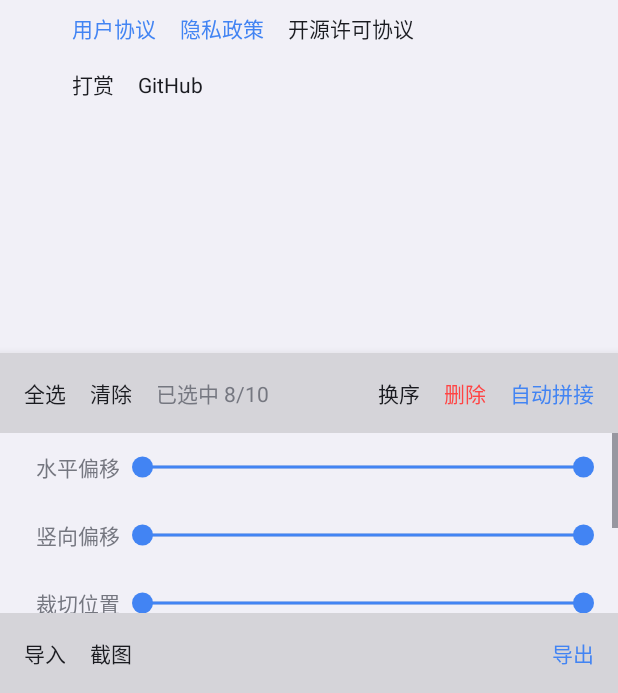
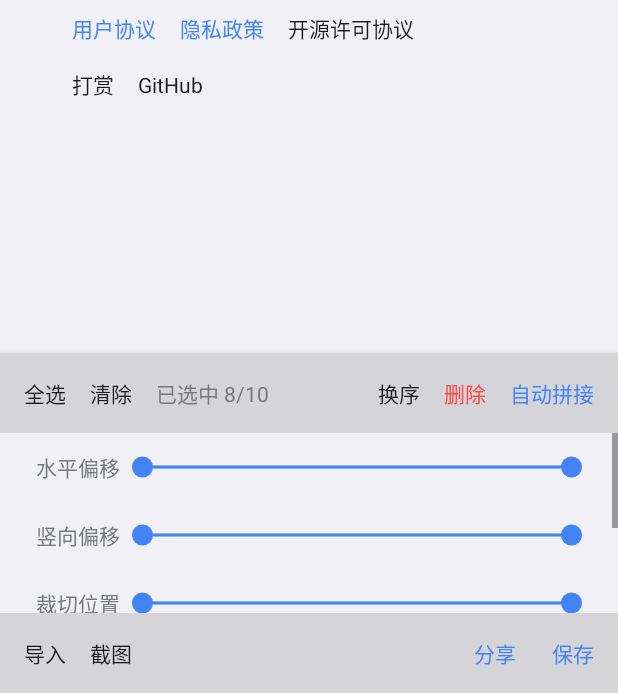
Before and after one commit to ekibun/Stitch, an Android app: the layout activity_edit.xml on its own in the app's theme, with its tools: preview values and no code run, on a phone screen of 412 x 824 dp, the part 543-1236 px from its top. Run offline under Robolectric (Android 15) with nearby library versions, the phone set to English and light mode, and no system bars.

Commit message:
1. Save Stitch Image

```diff
--- a/app/src/main/res/layout/activity_edit.xml
+++ b/app/src/main/res/layout/activity_edit.xml
@@ -105,22 +105,18 @@
         android:orientation="vertical">
 
         <LinearLayout
-            android:id="@+id/panel1"
+            android:id="@+id/panel0"
             android:layout_width="match_parent"
             android:layout_height="wrap_content"
-            android:orientation="vertical">
-
-            <LinearLayout
-                android:layout_width="match_parent"
-                android:layout_height="wrap_content"
-                android:orientation="horizontal"
             android:background="@color/opaque"
-                android:padding="8dp">
+            android:orientation="horizontal">
 
             <TextView
                 android:id="@+id/menu_select_all"
                 android:layout_width="wrap_content"
                 android:layout_height="wrap_content"
+                android:layout_marginVertical="8dp"
+                android:layout_marginStart="8dp"
                 android:background="?android:attr/selectableItemBackgroundBorderless"
                 android:padding="8dp"
                 android:text="@string/menu_select_all"
@@ -130,6 +126,7 @@
                 android:id="@+id/menu_select_clear"
                 android:layout_width="wrap_content"
                 android:layout_height="wrap_content"
+                android:layout_marginVertical="8dp"
                 android:background="?android:attr/selectableItemBackgroundBorderless"
                 android:padding="8dp"
                 android:text="@string/menu_select_clear"
@@ -139,6 +136,7 @@
                 android:id="@+id/select_info"
                 android:layout_width="0dp"
                 android:layout_height="wrap_content"
+                android:layout_marginVertical="8dp"
                 android:layout_weight="1"
                 android:padding="8dp"
                 tools:text="已选中 8/10" />
@@ -147,6 +145,7 @@
                 android:id="@+id/menu_swap"
                 android:layout_width="wrap_content"
                 android:layout_height="wrap_content"
+                android:layout_marginVertical="8dp"
                 android:background="?android:attr/selectableItemBackgroundBorderless"
                 android:padding="8dp"
                 android:text="@string/menu_swap"
@@ -156,6 +155,7 @@
                 android:id="@+id/menu_remove"
                 android:layout_width="wrap_content"
                 android:layout_height="wrap_content"
+                android:layout_marginVertical="8dp"
                 android:background="?android:attr/selectableItemBackgroundBorderless"
                 android:padding="8dp"
                 android:text="@string/menu_remove"
@@ -165,6 +165,8 @@
                 android:id="@+id/menu_auto_stitch"
                 android:layout_width="wrap_content"
                 android:layout_height="wrap_content"
+                android:layout_marginVertical="8dp"
+                android:layout_marginEnd="8dp"
                 android:background="?android:attr/selectableItemBackgroundBorderless"
                 android:padding="8dp"
                 android:text="@string/menu_auto_stitch"
@@ -172,6 +174,7 @@
         </LinearLayout>
 
         <ScrollView
+            android:id="@+id/panel1"
             android:layout_width="match_parent"
             android:layout_height="120dp">
 
@@ -181,7 +184,8 @@
                 android:baselineAligned="false"
                 android:gravity="center"
                 android:orientation="horizontal"
-                    android:paddingHorizontal="16dp">
+                android:paddingStart="16dp"
+                android:paddingEnd="24dp">
 
                 <LinearLayout
                     android:layout_width="wrap_content"
@@ -270,7 +274,6 @@
                 </LinearLayout>
             </LinearLayout>
         </ScrollView>
-        </LinearLayout>
 
         <LinearLayout
             android:id="@+id/panel2"
@@ -306,6 +309,17 @@
                 android:layout_weight="1" />
 
             <TextView
+                android:id="@+id/menu_share"
+                android:layout_width="wrap_content"
+                android:layout_height="wrap_content"
+                android:layout_marginVertical="8dp"
+                android:layout_marginEnd="8dp"
+                android:background="?android:attr/selectableItemBackgroundBorderless"
+                android:padding="8dp"
+                android:text="@string/menu_share"
+                android:textColor="@color/colorPrimary" />
+
+            <TextView
                 android:id="@+id/menu_save"
                 android:layout_width="wrap_content"
                 android:layout_height="wrap_content"
--- a/app/src/main/res/values/strings.xml
+++ b/app/src/main/res/values/strings.xml
@@ -25,7 +25,10 @@
     <string name="label_trim">裁切位置</string>
     <string name="menu_import">导入</string>
     <string name="menu_capture">截图</string>
-    <string name="menu_save">导出</string>
+    <string name="menu_save">保存</string>
+    <string name="menu_share">分享</string>
+    <string name="save_success">图片保存成功</string>
+    <string name="throw_error">出错啦</string>
 
     <string name="guidance_info">
         &lt;big>&lt;big>&lt;b>Stitch&lt;/b>&lt;/big>&lt;/big>&lt;br/>
```
Also changed, not shown: app/src/main/java/soko/ekibun/stitch/BitmapCache.kt (+10 -11 lines), app/src/main/java/soko/ekibun/stitch/EditActivity.kt (+102 -16 lines). Lines whose indentation alone changed are shown as unchanged.
